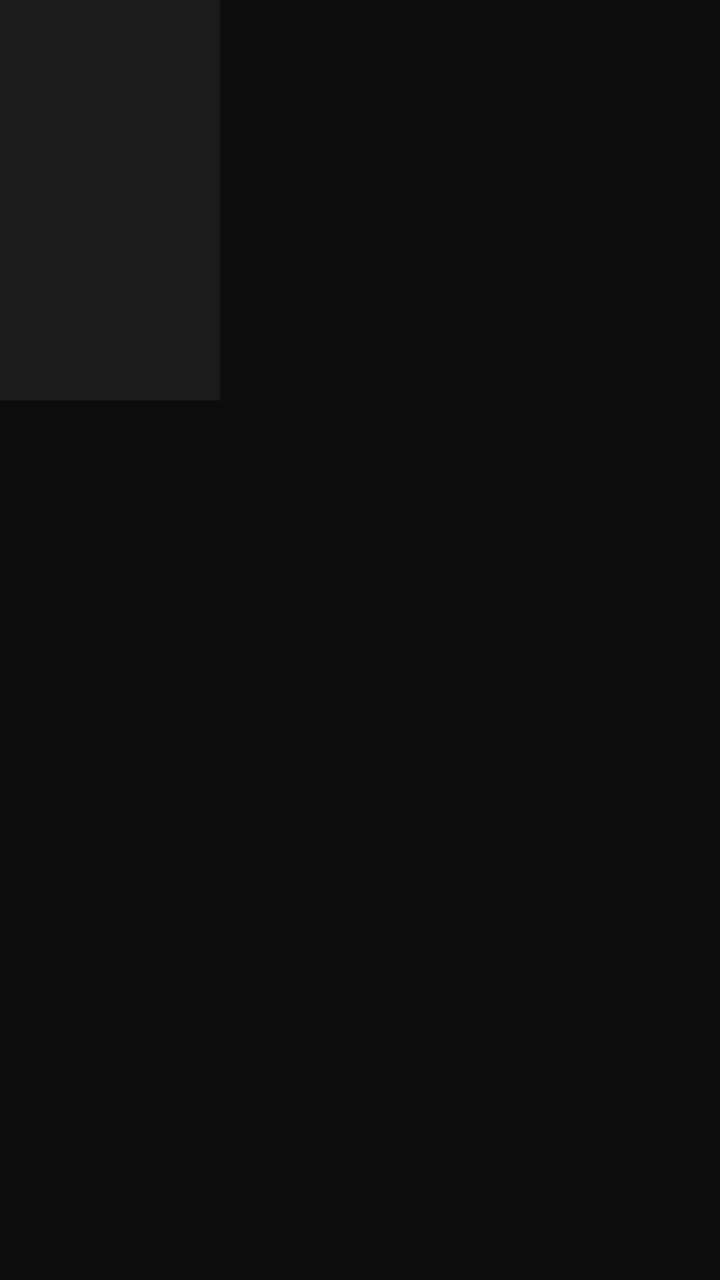
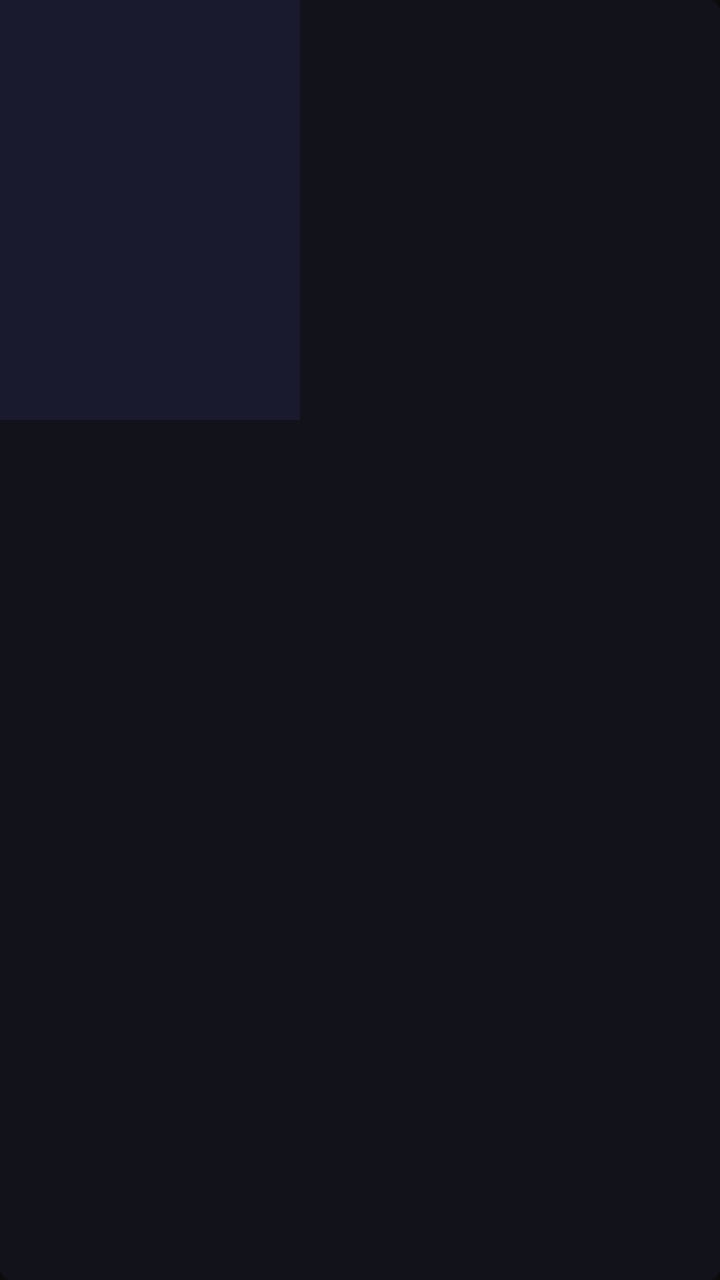

Two renders of the same Android screen: before a commit and after it. Below are the layout's source before the change and the commit's diff.
<!-- AndroidManifest.xml: application theme Theme.Smarterz -->
<!-- res/layout/item_media_card.xml -->
<?xml version="1.0" encoding="utf-8"?>
<FrameLayout xmlns:android="http://schemas.android.com/apk/res/android"
    android:layout_width="wrap_content"
    android:layout_height="wrap_content"
    android:layout_margin="4dp">

    <LinearLayout
        android:layout_width="110dp"
        android:layout_height="wrap_content"
        android:orientation="vertical"
        android:background="#1a1a1a">

        <FrameLayout
            android:layout_width="110dp"
            android:layout_height="160dp">

            <ImageView
                android:id="@+id/cardPoster"
                android:layout_width="match_parent"
                android:layout_height="match_parent"
                android:scaleType="centerCrop"
                android:contentDescription="Poster" />

            <ImageButton
                android:id="@+id/removeBtn"
                android:layout_width="24dp"
                android:layout_height="24dp"
                android:layout_gravity="top|end"
                android:layout_margin="4dp"
                android:src="@android:drawable/ic_menu_close_clear_cancel"
                android:background="#99000000"
                android:contentDescription="Remove"
                android:visibility="gone"
                android:padding="2dp" />
        </FrameLayout>

        <TextView
            android:id="@+id/cardTitle"
            android:layout_width="match_parent"
            android:layout_height="wrap_content"
            android:textColor="#e5e5e5"
            android:textSize="11sp"
            android:maxLines="2"
            android:ellipsize="end"
            android:paddingStart="6dp"
            android:paddingEnd="6dp"
            android:paddingTop="4dp" />

        <TextView
            android:id="@+id/cardDetail"
            android:layout_width="match_parent"
            android:layout_height="wrap_content"
            android:textColor="#888"
            android:textSize="10sp"
            android:maxLines="1"
            android:paddingStart="6dp"
            android:paddingEnd="6dp"
            android:paddingBottom="6dp"
            android:paddingTop="2dp" />
    </LinearLayout>

</FrameLayout>
<!-- resources referenced by this layout -->
<resources>
  <style name="Theme.Smarterz" parent="Theme.MaterialComponents.DayNight.NoActionBar">
          <item name="colorPrimary">#E50914</item>
          <item name="colorPrimaryVariant">#B20710</item>
          <item name="colorOnPrimary">#FFFFFF</item>
          <item name="colorSecondary">#E50914</item>
          <item name="colorOnSecondary">#FFFFFF</item>
          <item name="android:statusBarColor">#0c0c0c</item>
          <item name="android:navigationBarColor">#0c0c0c</item>
          <item name="android:windowBackground">#0c0c0c</item>
          <item name="android:textColorPrimary">#e5e5e5</item>
          <item name="android:textColorSecondary">#b3b3b3</item>
      </style>
</resources>

<!-- the commit's change to res/layout/item_media_card.xml (unified diff, before → after) -->
@@ -1,62 +1,82 @@
 <?xml version="1.0" encoding="utf-8"?>
-<FrameLayout xmlns:android="http://schemas.android.com/apk/res/android"
-    android:layout_width="wrap_content"
+<LinearLayout xmlns:android="http://schemas.android.com/apk/res/android"
+    android:layout_width="150dp"
     android:layout_height="wrap_content"
-    android:layout_margin="4dp">
+    android:orientation="vertical"
+    android:layout_marginStart="5dp"
+    android:layout_marginEnd="5dp"
+    android:background="@drawable/card_bg"
+    android:clipToPadding="false">
 
+    
+    <FrameLayout
+        android:layout_width="150dp"
+        android:layout_height="210dp">
+
+        <ImageView
+            android:id="@+id/cardPoster"
+            android:layout_width="match_parent"
+            android:layout_height="match_parent"
+            android:scaleType="centerCrop"
+            android:background="#1a1a2e"
+            android:contentDescription="Poster" />
+
+        
+        <TextView
+            android:id="@+id/cardTypeBadge"
+            android:layout_width="wrap_content"
+            android:layout_height="wrap_content"
+            android:layout_gravity="top|start"
+            android:layout_margin="6dp"
+            android:textColor="#FFFFFF"
+            android:textSize="9sp"
+            android:textStyle="bold"
+            android:paddingStart="5dp"
+            android:paddingEnd="5dp"
+            android:paddingTop="2dp"
+            android:paddingBottom="2dp" />
+
+        
+        <ImageButton
+            android:id="@+id/removeBtn"
+            android:layout_width="26dp"
+            android:layout_height="26dp"
+            android:layout_gravity="top|end"
+            android:layout_margin="5dp"
+            android:src="@android:drawable/ic_menu_close_clear_cancel"
+            android:background="#99000000"
+            android:tint="#e5e5f0"
+            android:contentDescription="Remove"
+            android:visibility="gone"
+            android:padding="4dp" />
+    </FrameLayout>
+
+    
     <LinearLayout
-        android:layout_width="110dp"
+        android:layout_width="match_parent"
         android:layout_height="wrap_content"
         android:orientation="vertical"
-        android:background="#1a1a1a">
-
-        <FrameLayout
-            android:layout_width="110dp"
-            android:layout_height="160dp">
-
-            <ImageView
-                android:id="@+id/cardPoster"
-                android:layout_width="match_parent"
-                android:layout_height="match_parent"
-                android:scaleType="centerCrop"
-                android:contentDescription="Poster" />
-
-            <ImageButton
-                android:id="@+id/removeBtn"
-                android:layout_width="24dp"
-                android:layout_height="24dp"
-                android:layout_gravity="top|end"
-                android:layout_margin="4dp"
-                android:src="@android:drawable/ic_menu_close_clear_cancel"
-                android:background="#99000000"
-                android:contentDescription="Remove"
-                android:visibility="gone"
-                android:padding="2dp" />
-        </FrameLayout>
+        android:padding="8dp">
 
         <TextView
             android:id="@+id/cardTitle"
             android:layout_width="match_parent"
             android:layout_height="wrap_content"
-            android:textColor="#e5e5e5"
-            android:textSize="11sp"
+            android:textColor="#e5e5f0"
+            android:textSize="12sp"
+            android:textStyle="bold"
             android:maxLines="2"
             android:ellipsize="end"
-            android:paddingStart="6dp"
-            android:paddingEnd="6dp"
-            android:paddingTop="4dp" />
+            android:layout_marginBottom="3dp" />
 
         <TextView
             android:id="@+id/cardDetail"
             android:layout_width="match_parent"
             android:layout_height="wrap_content"
-            android:textColor="#888"
-            android:textSize="10sp"
+            android:textColor="#666680"
+            android:textSize="11sp"
             android:maxLines="1"
-            android:paddingStart="6dp"
-            android:paddingEnd="6dp"
-            android:paddingBottom="6dp"
-            android:paddingTop="2dp" />
+            android:ellipsize="end" />
     </LinearLayout>
 
-</FrameLayout>
+</LinearLayout>
<!-- resource entries referenced after the edit -->
@@ -1,5 +1,12 @@
 <!-- resources referenced by this layout -->
 <resources>
+  <!-- drawable card_bg (drawable) -->
+  <?xml version="1.0" encoding="utf-8"?>
+  <shape xmlns:android="http://schemas.android.com/apk/res/android"
+      android:shape="rectangle">
+      <solid android:color="#12121a" />
+      <corners android:radius="6dp" />
+  </shape>
   <style name="Theme.Smarterz" parent="Theme.MaterialComponents.DayNight.NoActionBar">
           <item name="colorPrimary">#E50914</item>
           <item name="colorPrimaryVariant">#B20710</item>
